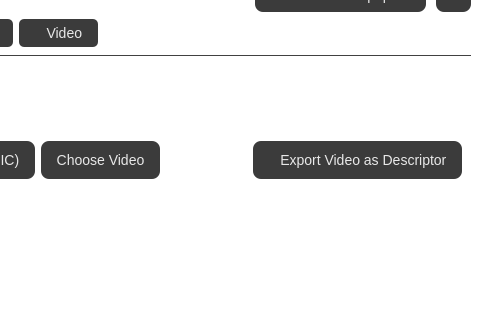
The window that qt/mainwindow.ui (leminlimez/Nugget) describes before a commit, drawn with Qt 5; both pictures show x 520 to 1000 and y 85 to 405 of the 1000 by 600 pixel window.
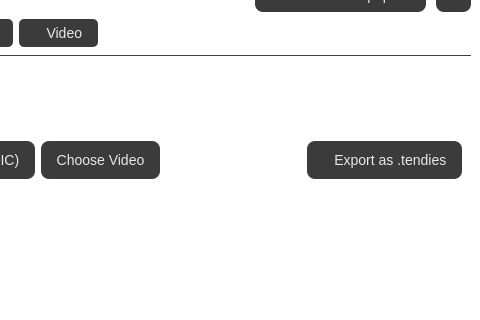
The same window after the commit. The open tabs and pages were chosen to show the change. Icons and pictures are not drawn.

Commit message: export video as tendies instead of descriptor

The edit to the form file:
```diff
--- a/qt/mainwindow.ui
+++ b/qt/mainwindow.ui
@@ -6774,7 +6774,7 @@
                     <item>
                      <widget class="QToolButton" name="exportPBVideoBtn">
                       <property name="text">
-                       <string>   Export Video as Descriptor</string>
+                       <string>   Export as .tendies</string>
                       </property>
                       <property name="icon">
                        <iconset resource="../resources.qrc">
```
The commit also changes 3 other files.
